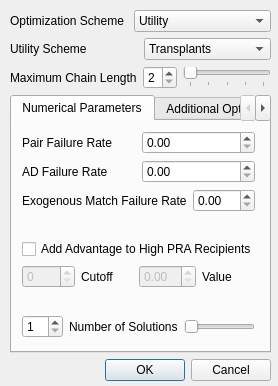
This is KPD GUI/SimParamDialog.ui in mathieubray/KPDGUI as Qt 5 draws it before an edit. The edited form follows.
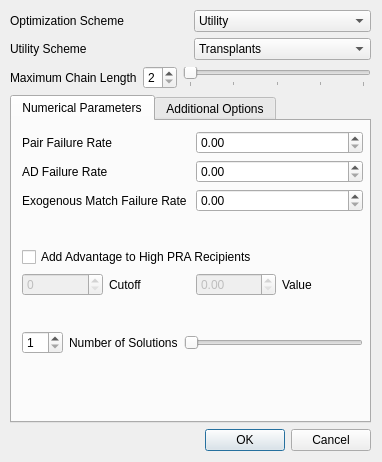
This is the edited form.

What changed in the file:
```diff
--- a/KPD GUI/SimParamDialog.ui
+++ b/KPD GUI/SimParamDialog.ui
@@ -6,20 +6,20 @@
    <rect>
     <x>0</x>
     <y>0</y>
-    <width>278</width>
-    <height>386</height>
+    <width>382</width>
+    <height>462</height>
    </rect>
   </property>
   <property name="minimumSize">
    <size>
-    <width>0</width>
-    <height>0</height>
+    <width>382</width>
+    <height>462</height>
    </size>
   </property>
   <property name="maximumSize">
    <size>
-    <width>10000000</width>
-    <height>10000000</height>
+    <width>382</width>
+    <height>462</height>
    </size>
   </property>
   <property name="windowTitle">
@@ -30,8 +30,8 @@
     <rect>
      <x>10</x>
      <y>10</y>
-     <width>261</width>
-     <height>371</height>
+     <width>361</width>
+     <height>441</height>
     </rect>
    </property>
    <layout class="QVBoxLayout" name="verticalLayout_3">
@@ -171,8 +171,8 @@
          <rect>
           <x>10</x>
           <y>10</y>
-          <width>233</width>
-          <height>207</height>
+          <width>341</width>
+          <height>223</height>
          </rect>
         </property>
         <layout class="QVBoxLayout" name="verticalLayout_2">
```
Left out of the diff: 4 changed lines with no effect on the pictures.
